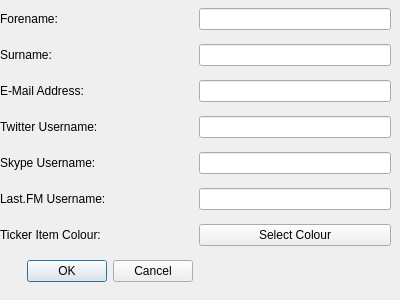
Above: contactbuilder.ui from vmlemon/SocialClient before the change. Below: the same form after it.
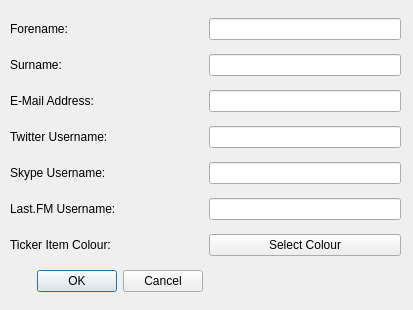
That is the form after the change.

Commit message: Pad the CNC dialogue, and give it a title

Diff of the .ui file:
```diff
--- a/contactbuilder.ui
+++ b/contactbuilder.ui
@@ -6,8 +6,8 @@
    <rect>
     <x>0</x>
     <y>0</y>
-    <width>400</width>
-    <height>300</height>
+    <width>413</width>
+    <height>310</height>
    </rect>
   </property>
   <property name="windowTitle">
@@ -16,8 +16,8 @@
   <widget class="QWidget" name="gridLayoutWidget">
    <property name="geometry">
     <rect>
-     <x>0</x>
-     <y>0</y>
+     <x>10</x>
+     <y>10</y>
      <width>391</width>
      <height>291</height>
     </rect>
```
The commit also changes 1 other file.
